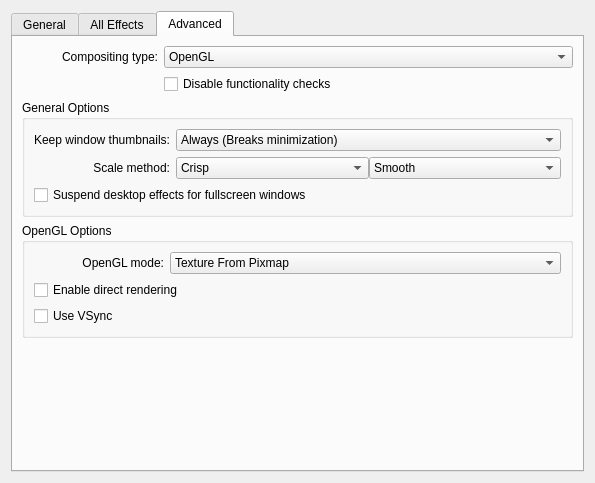
The window that kcmkwin/kwincompositing/main.ui (KDE/kwin) describes before a commit, drawn with Qt 5.
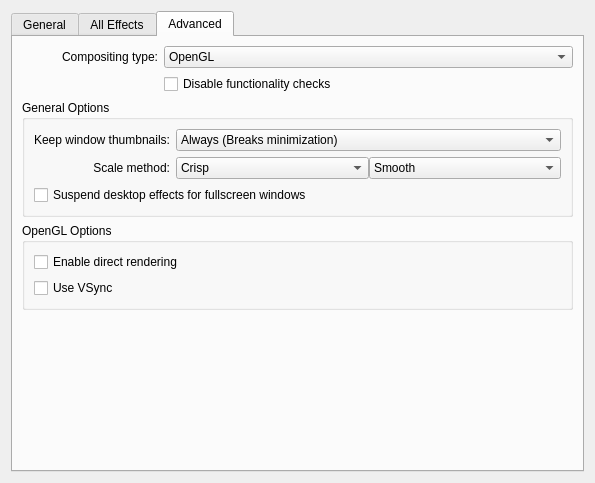
The same window after the commit. The open tabs and pages were chosen to show the change. Custom widgets are drawn as their Qt base class.

Commit message:
Removing SHM and Fallback OpenGL Compositing modes.
Our primary target is Texture From Pixmap and it is supported
by all important drivers nowadays. If a driver is not able to
support TFP using OpenGL at all is probably no good idea and
XRender is more suited.

Patch:
```diff
--- a/kcmkwin/kwincompositing/main.ui
+++ b/kcmkwin/kwincompositing/main.ui
@@ -536,51 +536,7 @@
           <bool>true</bool>
          </property>
          <layout class="QGridLayout" name="gridLayout_4">
-          <item row="0" column="0">
-           <widget class="QLabel" name="label_9">
-            <property name="sizePolicy">
-             <sizepolicy hsizetype="Preferred" vsizetype="Preferred">
-              <horstretch>1</horstretch>
-              <verstretch>0</verstretch>
-             </sizepolicy>
-            </property>
-            <property name="text">
-             <string>OpenGL mode:</string>
-            </property>
-            <property name="alignment">
-             <set>Qt::AlignRight|Qt::AlignTrailing|Qt::AlignVCenter</set>
-            </property>
-            <property name="buddy">
-             <cstring>glMode</cstring>
-            </property>
-           </widget>
-          </item>
-          <item row="0" column="1">
-           <widget class="KComboBox" name="glMode">
-            <property name="sizePolicy">
-             <sizepolicy hsizetype="Preferred" vsizetype="Fixed">
-              <horstretch>3</horstretch>
-              <verstretch>0</verstretch>
-             </sizepolicy>
-            </property>
-            <item>
-             <property name="text">
-              <string>Texture From Pixmap</string>
-             </property>
-            </item>
-            <item>
-             <property name="text">
-              <string>Shared Memory</string>
-             </property>
-            </item>
-            <item>
-             <property name="text">
-              <string>Fallback</string>
-             </property>
-            </item>
-           </widget>
-          </item>
-          <item row="1" column="0" colspan="2">
+          <item row="0" column="0" colspan="2">
            <widget class="QCheckBox" name="glDirect">
             <property name="text">
              <string>Enable direct rendering</string>
@@ -590,7 +546,7 @@
             </property>
            </widget>
           </item>
-          <item row="2" column="0" colspan="2">
+          <item row="1" column="0" colspan="2">
            <widget class="QCheckBox" name="glVSync">
             <property name="text">
              <string>Use VSync</string>
```
The commit also changes 6 other files.
